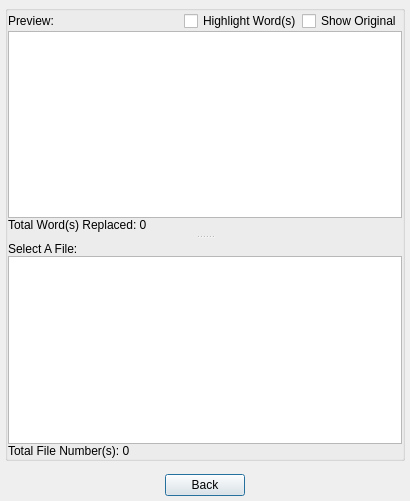
Before: the Qt Designer form previewdialog.ui in js-lm/Simple-Word-Replacer, drawn with Qt 5.
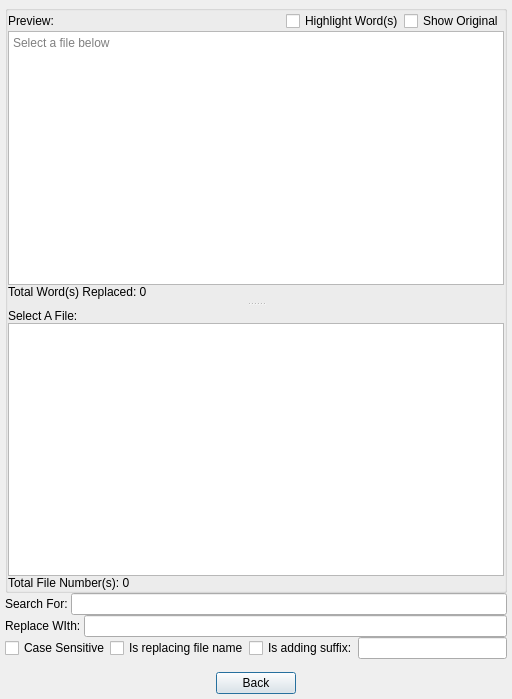
After: the same form once the commit is applied.

Commit message: started previewdialog

What changed in the file:
```diff
--- a/previewdialog.ui
+++ b/previewdialog.ui
@@ -6,8 +6,8 @@
    <rect>
     <x>0</x>
     <y>0</y>
-    <width>410</width>
-    <height>501</height>
+    <width>512</width>
+    <height>699</height>
    </rect>
   </property>
   <property name="windowTitle">
@@ -102,7 +102,21 @@
            </layout>
           </item>
           <item>
-           <widget class="QTextEdit" name="previewWindow"/>
+           <widget class="QTextEdit" name="previewWindow">
+            <property name="html">
+             <string>&lt;!DOCTYPE HTML PUBLIC &quot;-//W3C//DTD HTML 4.0//EN&quot; &quot;http://www.w3.org/TR/REC-html40/strict.dtd&quot;&gt;
+&lt;html&gt;&lt;head&gt;&lt;meta name=&quot;qrichtext&quot; content=&quot;1&quot; /&gt;&lt;meta charset=&quot;utf-8&quot; /&gt;&lt;style type=&quot;text/css&quot;&gt;
+p, li { white-space: pre-wrap; }
+hr { height: 1px; border-width: 0; }
+li.unchecked::marker { content: &quot;\2610&quot;; }
+li.checked::marker { content: &quot;\2612&quot;; }
+&lt;/style&gt;&lt;/head&gt;&lt;body style=&quot; font-family:'.AppleSystemUIFont'; font-size:13pt; font-weight:400; font-style:normal;&quot;&gt;
+&lt;p style=&quot;-qt-paragraph-type:empty; margin-top:0px; margin-bottom:0px; margin-left:0px; margin-right:0px; -qt-block-indent:0; text-indent:0px;&quot;&gt;&lt;br /&gt;&lt;/p&gt;&lt;/body&gt;&lt;/html&gt;</string>
+            </property>
+            <property name="placeholderText">
+             <string>Select a file below</string>
+            </property>
+           </widget>
           </item>
           <item>
            <widget class="QLabel" name="wordReplaceCount">
@@ -142,6 +156,87 @@
      </layout>
     </widget>
    </item>
+   <item>
+    <layout class="QVBoxLayout" name="settings">
+     <item>
+      <layout class="QHBoxLayout" name="searchFor">
+       <item>
+        <widget class="QLabel" name="searchLabel">
+         <property name="text">
+          <string>Search For: </string>
+         </property>
+        </widget>
+       </item>
+       <item>
+        <widget class="QLineEdit" name="searchLine">
+         <property name="readOnly">
+          <bool>true</bool>
+         </property>
+        </widget>
+       </item>
+      </layout>
+     </item>
+     <item>
+      <layout class="QHBoxLayout" name="replaceWith">
+       <item>
+        <widget class="QLabel" name="replaceLabel">
+         <property name="text">
+          <string>Replace WIth: </string>
+         </property>
+        </widget>
+       </item>
+       <item>
+        <widget class="QLineEdit" name="replaceLine">
+         <property name="readOnly">
+          <bool>true</bool>
+         </property>
+        </widget>
+       </item>
+      </layout>
+     </item>
+     <item>
+      <layout class="QHBoxLayout" name="checkBoxes">
+       <item>
+        <widget class="QCheckBox" name="isCaseSensitive">
+         <property name="text">
+          <string>Case Sensitive</string>
+         </property>
+         <property name="checkable">
+          <bool>false</bool>
+         </property>
+        </widget>
+       </item>
+       <item>
+        <widget class="QCheckBox" name="isReplacingFileName">
+         <property name="text">
+          <string>Is replacing file name</string>
+         </property>
+         <property name="checkable">
+          <bool>false</bool>
+         </property>
+        </widget>
+       </item>
+       <item>
+        <widget class="QCheckBox" name="isAddingSuffix">
+         <property name="text">
+          <string>Is adding suffix:</string>
+         </property>
+         <property name="checkable">
+          <bool>false</bool>
+         </property>
+        </widget>
+       </item>
+       <item>
+        <widget class="QLineEdit" name="suffixLine">
+         <property name="readOnly">
+          <bool>true</bool>
+         </property>
+        </widget>
+       </item>
+      </layout>
+     </item>
+    </layout>
+   </item>
    <item>
     <spacer name="bottomSpacer">
      <property name="orientation">
```
The commit also changes 6 other files.
